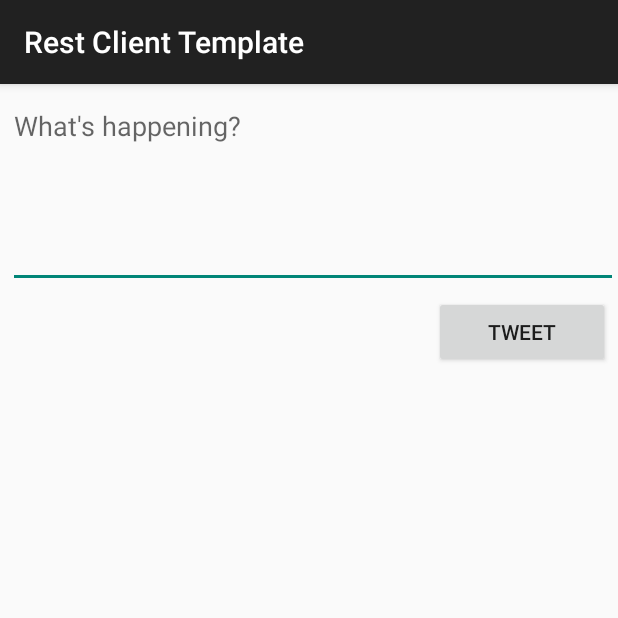
After one commit to dfuqua0101/TweetUnit4, an Android app: the ComposeActivity screen opened directly, with no data from a screen before it, on a phone screen of 412 x 824 dp, the top half of it. The commit adds this screen. Run offline under Robolectric (Android 15) with nearby library versions, the phone set to English and light mode, and no system bars; our stand-ins replace Room's generated code; libraries missing offline, so code that uses them is left out: com.codepath.asynchttpclient, com.facebook.stetho, org.parceler; 1 statement that could not run was skipped.

Commit message:
Changed some stuff

```diff
--- a/app/build.gradle
+++ b/app/build.gradle
@@ -52,4 +52,7 @@ dependencies {
     implementation 'com.facebook.stetho:stetho:1.5.1'
     implementation 'androidx.swiperefreshlayout:swiperefreshlayout:1.0.0'
 
+    implementation 'org.parceler:parceler-api:1.1.12'
+    annotationProcessor 'org.parceler:parceler:1.1.12'
+
 }
--- a/app/src/main/AndroidManifest.xml
+++ b/app/src/main/AndroidManifest.xml
@@ -13,7 +13,8 @@
         android:icon="@drawable/ic_launcher"
         android:label="@string/app_name"
         android:theme="@style/AppTheme">
-        <activity android:name=".TimelineActivity"></activity>
+        <activity android:name=".ComposeActivity"></activity>
+        <activity android:name=".TimelineActivity" />
         <activity
             android:name=".LoginActivity"
             android:label="@string/app_name"
--- /dev/null
+++ b/app/src/main/java/com/codepath/apps/restclienttemplate/ComposeActivity.java
@@ -0,0 +1,81 @@
+package com.codepath.apps.restclienttemplate;
+
+import androidx.appcompat.app.AppCompatActivity;
+
+import android.content.Intent;
+import android.os.Bundle;
+import android.util.Log;
+import android.view.View;
+import android.widget.Button;
+import android.widget.EditText;
+import android.widget.Toast;
+
+import com.codepath.apps.restclienttemplate.models.Tweet;
+import com.codepath.asynchttpclient.callback.JsonHttpResponseHandler;
+
+import org.json.JSONException;
+import org.parceler.Parcels;
+
+import okhttp3.Headers;
+
+public class ComposeActivity extends AppCompatActivity {
+
+    public static final String TAG = "ComposeActivity";
+    public static final int MAX_TWEET_LENGTH = 140;
+
+    EditText etCompose;
+    Button btnTweet;
+
+    TwitterClient client;
+
+    @Override
+    protected void onCreate(Bundle savedInstanceState) {
+        super.onCreate(savedInstanceState);
+        setContentView(R.layout.activity_compose);
+
+        client = TwitterApp.getRestClient(this);
+
+        etCompose = findViewById(R.id.etCompose);
+        btnTweet = findViewById(R.id.btnTweet);
+
+        // Set click listener on button
+        btnTweet.setOnClickListener(new View.OnClickListener() {
+            @Override
+            public void onClick(View v) {
+                final String tweetContent = etCompose.getText().toString();
+                if (tweetContent.isEmpty()) {
+                    Toast.makeText(ComposeActivity.this, "Sorry, your tweet cannot be empty", Toast.LENGTH_LONG).show();
+                    return;
+                }
+                if (tweetContent.length() > MAX_TWEET_LENGTH ) {
+                    Toast.makeText(ComposeActivity.this, "Sorry, your tweet is too long", Toast.LENGTH_LONG).show();
+                }
+                Toast.makeText(ComposeActivity.this, tweetContent, Toast.LENGTH_SHORT).show();
+                // Make an API call to Twitter to publish the tweet
+                client.publishTweet(tweetContent, new JsonHttpResponseHandler() {
+                    @Override
+                    public void onSuccess(int statusCode, Headers headers, JSON json) {
+                        Log.i(TAG, "onSuccess to publish tweet");
+                        try {
+                            Tweet tweet = Tweet.fromJson(json.jsonObject);
+                            Log.i(TAG, "Published tweet says: " + tweet.body);
+                            Intent intent = new Intent();
+                            intent.putExtra("tweet", Parcels.wrap(tweet));
+                            // get result code and bundle data for response
+                            setResult(RESULT_OK, intent);
+                            // closes the activity, pass data to parent
+                            finish();
+                        } catch (JSONException e) {
+                            e.printStackTrace();
+                        }
+                    }
+
+                    @Override
+                    public void onFailure(int statusCode, Headers headers, String response, Throwable throwable) {
+                        Log.e(TAG, "onFailure to publish tweet", throwable);
+                    }
+                });
+            }
+        });
+    }
+}
--- a/app/src/main/java/com/codepath/apps/restclienttemplate/models/Tweet.java
+++ b/app/src/main/java/com/codepath/apps/restclienttemplate/models/Tweet.java
@@ -3,16 +3,21 @@ package com.codepath.apps.restclienttemplate.models;
 import org.json.JSONArray;
 import org.json.JSONException;
 import org.json.JSONObject;
+import org.parceler.Parcel;
 
 import java.util.ArrayList;
 import java.util.List;
 
+@Parcel
 public class Tweet {
 
     public String body;
     public String createdAt;
     public long id;
     public User user;
+
+    // empty constructor needed by the Parceler library
+    public Tweet() {}
 
     public static Tweet fromJson(JSONObject jsonObject) throws JSONException {
         Tweet tweet = new Tweet();
--- a/app/src/main/java/com/codepath/apps/restclienttemplate/models/User.java
+++ b/app/src/main/java/com/codepath/apps/restclienttemplate/models/User.java
@@ -2,12 +2,17 @@ package com.codepath.apps.restclienttemplate.models;
 
 import org.json.JSONException;
 import org.json.JSONObject;
+import org.parceler.Parcel;
 
+@Parcel
 public class User {
 
     public String name;
     public String screenName;
     public String profileImageUrl;
+
+    //empty constructor needed by the Parceler library
+    public User() {}
 
     public static User fromJson(JSONObject jsonObject) throws JSONException {
         User user = new User();
--- /dev/null
+++ b/app/src/main/res/layout/activity_compose.xml
@@ -0,0 +1,33 @@
+<?xml version="1.0" encoding="utf-8"?>
+<RelativeLayout
+    xmlns:android="http://schemas.android.com/apk/res/android"
+    xmlns:app="http://schemas.android.com/apk/res-auto"
+    xmlns:tools="http://schemas.android.com/tools"
+    android:layout_width="match_parent"
+    android:layout_height="match_parent"
+    tools:context=".ComposeActivity">
+
+    <EditText
+        android:id="@+id/etCompose"
+        android:layout_width="match_parent"
+        android:layout_height="wrap_content"
+        android:layout_alignParentStart="true"
+        android:layout_alignParentTop="true"
+        android:layout_marginStart="5dp"
+        android:layout_marginTop="5dp"
+        android:ems="10"
+        android:gravity="start|top"
+        android:hint="What's happening?"
+        android:inputType="textMultiLine"
+        android:minLines="5" />
+
+    <Button
+        android:id="@+id/btnTweet"
+        android:layout_width="117dp"
+        android:layout_height="wrap_content"
+        android:layout_below="@+id/etCompose"
+        android:layout_alignParentEnd="true"
+        android:layout_marginTop="5dp"
+        android:layout_marginEnd="5dp"
+        android:text="@string/tweet" />
+</RelativeLayout>
--- a/app/src/main/res/layout/item_tweet.xml
+++ b/app/src/main/res/layout/item_tweet.xml
@@ -24,7 +24,7 @@
         android:layout_alignParentTop="true"
         android:layout_marginStart="5dp"
         android:layout_marginTop="0dp"
-        android:layout_toEndOf="@+id/rvProfileImage"
+        android:layout_toEndOf="@+id/ivProfileImage"
         tools:text="dfuqua0101" />
 
     <TextView
@@ -32,9 +32,9 @@
         android:layout_width="match_parent"
         android:layout_height="wrap_content"
         android:layout_below="@+id/tvScreenName"
-        android:layout_marginStart="5dp"
+        android:layout_marginStart="-50dp"
         android:layout_marginTop="2dp"
-        android:layout_toEndOf="@+id/rvProfileImage"
+        android:layout_toEndOf="@+id/ivProfileImage"
         tools:ignore="UnknownId"
         tools:text="This is my tweet!!" />
 </RelativeLayout>
--- a/app/src/main/res/values/strings.xml
+++ b/app/src/main/res/values/strings.xml
@@ -5,5 +5,6 @@
     <string name="login_label">Log in</string>
     <string name="intent_scheme">oauth</string>
     <string name="intent_host">cprest</string>
+    <string name="tweet">Tweet</string>
 
 </resources>
```
Also changed, not shown: app/src/main/java/com/codepath/apps/restclienttemplate/TimelineActivity.java (+42 -0 lines), app/src/main/java/com/codepath/apps/restclienttemplate/TwitterClient.java (+11 -0 lines), app/src/main/res/menu/menu_main.xml (added, +10 -0 lines).
